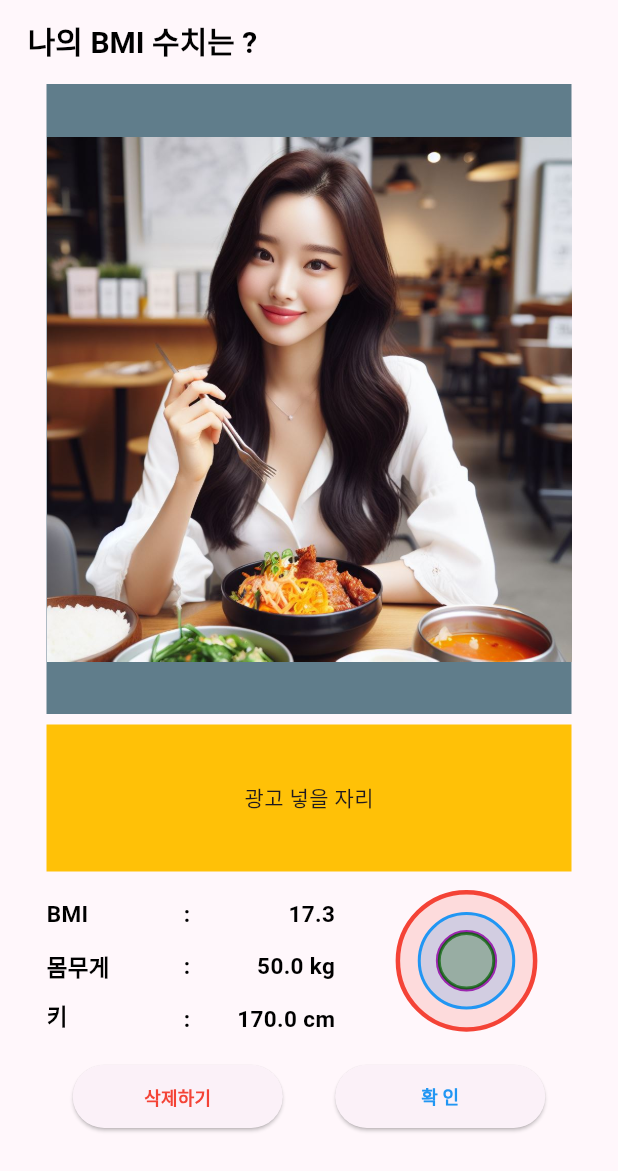
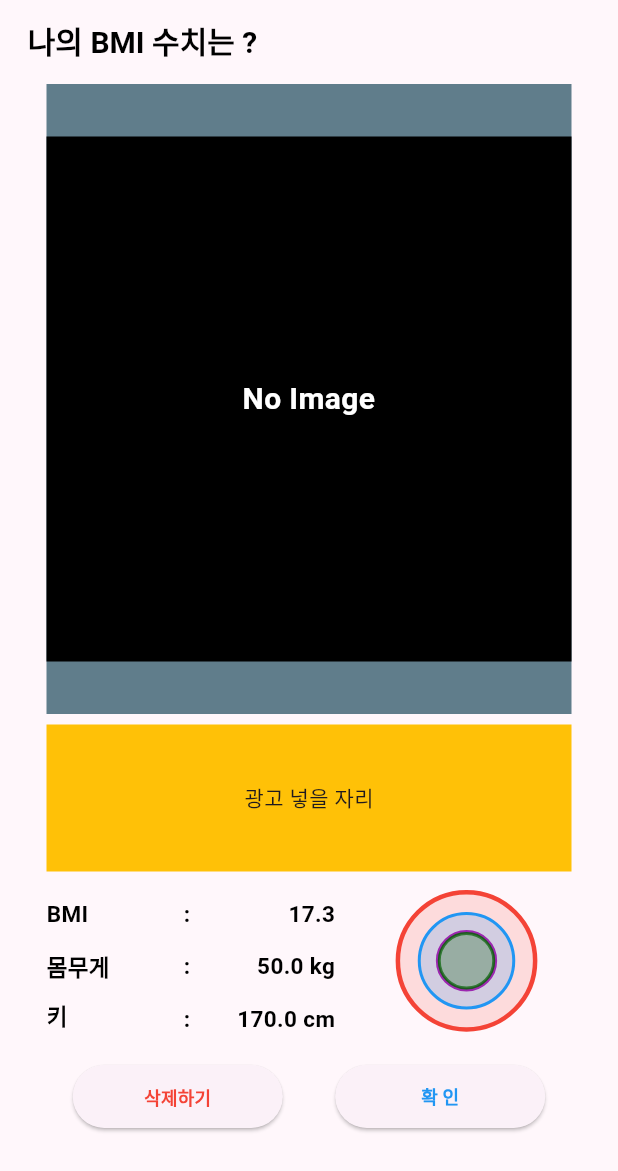
Before and after one commit to kkglpp/myBMIRec, a Flutter app: the screen it shows after launch, after a tap on "저 장 하 기", on a phone screen of 412 x 824 dp. Shown: the top 1171 px of the screen. Run offline on Flutter 3.47's test engine with Material 3 defaults, Android fonts, the phone set to English and light mode, and no system bars; our stand-ins replace get, image_picker, responsive_framework, sqflite; accounts and stored records are empty.

```diff
--- a/lib/Custom/graphCard.dart
+++ b/lib/Custom/graphCard.dart
@@ -4,7 +4,7 @@ import 'package:mybmirecord/Custom/textMiddle.dart';
 
 class graphCard {
   lineGraphCell(int graphStatus,double widthsize, double heightsize,  double maxNum,
-      double? startNum, double middleNum, double? endNum, double lineWeight, double heightsize2 ,String xAxis, double heightsize3,) {
+      double? startNum, double middleNum, double? endNum, double lineWeight, double heightsize2 ,String xAxis, double heightsize3 ) {
     return Container(
         // color: Colors.grey ,
         // color: Colors.grey.withAlpha(255*(middleNum/maxNum).toInt()) ,
--- a/lib/View/renewal_resultbmiPage.dart
+++ b/lib/View/renewal_resultbmiPage.dart
@@ -57,11 +57,19 @@ class ResultBMIPage extends StatelessWidget {
                                   width: widthsize,
                                   fit: BoxFit.contain,
                                 )
-                              : Image.asset(
-                                  "images/0.jpeg",
+                              : Center(
+                                child: Container(
+                                  color: Colors.black,
                                   width: widthsize,
-                                  fit: BoxFit.contain,
-                                )),
+                                  height: widthsize,
+                                  child: Center(
+                                    child: TextCustom().customText("No Image", 20, "C",clr: Colors.white),
+                                  )
+
+
+                                ),
+                              )
+                                ),
 
                       SizedBox(
                         height: heightsize * 0.01,
```
Also changed, not shown: lib/Custom/lineChart.dart (+47 -38 lines), lib/View/renewal_recordPage.dart (+16 -1 lines).
